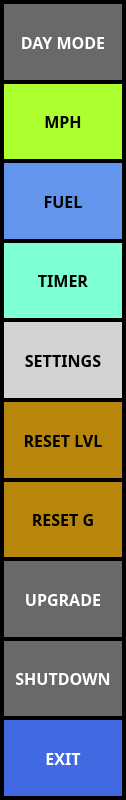
UnexplodedMinds/Stratofier, file ui/MenuDialog.ui: the form before one commit.
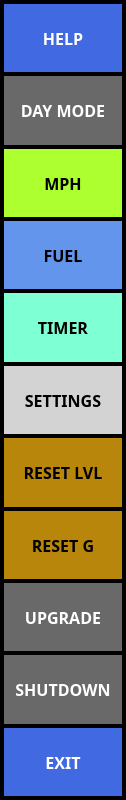
The form after the commit.

What changed in the file:
```diff
--- a/ui/MenuDialog.ui
+++ b/ui/MenuDialog.ui
@@ -124,35 +124,29 @@
    <property name="spacing">
     <number>0</number>
    </property>
-   <item row="11" column="1" colspan="2">
-    <widget class="QPushButton" name="m_pUpgradeButton">
-     <property name="sizePolicy">
-      <sizepolicy hsizetype="MinimumExpanding" vsizetype="MinimumExpanding">
-       <horstretch>0</horstretch>
-       <verstretch>0</verstretch>
-      </sizepolicy>
-     </property>
-     <property name="font">
-      <font>
-       <family>Droid Sans</family>
-       <pointsize>12</pointsize>
-       <weight>75</weight>
-       <bold>true</bold>
-      </font>
-     </property>
-     <property name="autoFillBackground">
-      <bool>false</bool>
-     </property>
-     <property name="text">
-      <string>UPGRADE</string>
-     </property>
-     <property name="autoDefault">
-      <bool>false</bool>
-     </property>
-    </widget>
-   </item>
    <item row="1" column="1" colspan="2">
-    <widget class="QPushButton" name="m_pUnitsAirspeedButton">
+    <widget class="QPushButton" name="m_pDayModeButton">
+     <property name="sizePolicy">
+      <sizepolicy hsizetype="MinimumExpanding" vsizetype="MinimumExpanding">
+       <horstretch>0</horstretch>
+       <verstretch>0</verstretch>
+      </sizepolicy>
+     </property>
+     <property name="font">
+      <font>
+       <family>Droid Sans</family>
+       <pointsize>12</pointsize>
+       <weight>75</weight>
+       <bold>true</bold>
+      </font>
+     </property>
+     <property name="text">
+      <string>DAY MODE</string>
+     </property>
+    </widget>
+   </item>
+   <item row="10" column="1">
+    <widget class="QPushButton" name="m_pResetGMeterButton">
      <property name="sizePolicy">
       <sizepolicy hsizetype="MinimumExpanding" vsizetype="MinimumExpanding">
        <horstretch>0</horstretch>
@@ -172,23 +166,26 @@
 {
 	border: none;
 	color: black;
-	background-color: greenYellow;
+	background-color: DarkGoldenrod;
 }
 QPushButton::pressed
 {
 	border: none;
 	color: black;
-	background-color: forestGreen;
+	background-color: LightGray;
 }
 </string>
      </property>
      <property name="text">
-      <string>MPH</string>
+      <string>RESET G</string>
+     </property>
+     <property name="autoDefault">
+      <bool>false</bool>
      </property>
     </widget>
    </item>
-   <item row="12" column="1" colspan="2">
-    <widget class="QPushButton" name="m_pExitButton">
+   <item row="4" column="1">
+    <widget class="QPushButton" name="m_pTimerButton">
      <property name="sizePolicy">
       <sizepolicy hsizetype="MinimumExpanding" vsizetype="MinimumExpanding">
        <horstretch>0</horstretch>
@@ -206,15 +203,69 @@
      <property name="autoFillBackground">
       <bool>false</bool>
      </property>
+     <property name="styleSheet">
+      <string notr="true">QPushButton
+{
+	border: none;
+	color: black;
+	background-color: Aquamarine;
+}
+QPushButton::pressed
+{
+	border: none;
+	color: black;
+	background-color: LightGray;
+}
+</string>
+     </property>
      <property name="text">
-      <string>SHUTDOWN</string>
+      <string>TIMER</string>
      </property>
      <property name="autoDefault">
       <bool>false</bool>
      </property>
     </widget>
    </item>
-   <item row="4" column="1" colspan="2">
+   <item row="9" column="1">
+    <widget class="QPushButton" name="m_pResetLevelButton">
+     <property name="sizePolicy">
+      <sizepolicy hsizetype="MinimumExpanding" vsizetype="MinimumExpanding">
+       <horstretch>0</horstretch>
+       <verstretch>0</verstretch>
+      </sizepolicy>
+     </property>
+     <property name="font">
+      <font>
+       <family>Droid Sans</family>
+       <pointsize>12</pointsize>
+       <weight>75</weight>
+       <bold>true</bold>
+      </font>
+     </property>
+     <property name="styleSheet">
+      <string notr="true">QPushButton
+{
+	border: none;
+	color: black;
+	background-color: DarkGoldenrod;
+}
+QPushButton::pressed
+{
+	border: none;
+	color: black;
+	background-color: LightGray;
+}
+</string>
+     </property>
+     <property name="text">
+      <string>RESET LVL</string>
+     </property>
+     <property name="autoDefault">
+      <bool>false</bool>
+     </property>
+    </widget>
+   </item>
+   <item row="5" column="1" colspan="2">
     <widget class="QPushButton" name="m_pSettingsButton">
      <property name="sizePolicy">
       <sizepolicy hsizetype="MinimumExpanding" vsizetype="MinimumExpanding">
@@ -259,148 +310,7 @@
      </property>
     </widget>
    </item>
-   <item row="0" column="1" colspan="2">
-    <widget class="QPushButton" name="m_pDayModeButton">
-     <property name="sizePolicy">
-      <sizepolicy hsizetype="MinimumExpanding" vsizetype="MinimumExpanding">
-       <horstretch>0</horstretch>
-       <verstretch>0</verstretch>
-      </sizepolicy>
-     </property>
-     <property name="font">
-      <font>
-       <family>Droid Sans</family>
-       <pointsize>12</pointsize>
-       <weight>75</weight>
-       <bold>true</bold>
-      </font>
-     </property>
-     <property name="text">
-      <string>DAY MODE</string>
-     </property>
-    </widget>
-   </item>
-   <item row="13" column="1">
-    <widget class="QPushButton" name="m_pExitStratofierButton">
-     <property name="sizePolicy">
-      <sizepolicy hsizetype="MinimumExpanding" vsizetype="MinimumExpanding">
-       <horstretch>0</horstretch>
-       <verstretch>0</verstretch>
-      </sizepolicy>
-     </property>
-     <property name="font">
-      <font>
-       <family>Droid Sans</family>
-       <pointsize>12</pointsize>
-       <weight>75</weight>
-       <bold>true</bold>
-      </font>
-     </property>
-     <property name="autoFillBackground">
-      <bool>false</bool>
-     </property>
-     <property name="styleSheet">
-      <string notr="true">QPushButton
-{
-	border: none;
-	background-color: RoyalBlue;
-	color: white;
-}
-QPushButton::pressed
-{
-	border: none;
-	background-color: CornflowerBlue;
-	color: black;
-}
-</string>
-     </property>
-     <property name="text">
-      <string>EXIT</string>
-     </property>
-     <property name="autoDefault">
-      <bool>false</bool>
-     </property>
-    </widget>
-   </item>
-   <item row="8" column="1">
-    <widget class="QPushButton" name="m_pResetLevelButton">
-     <property name="sizePolicy">
-      <sizepolicy hsizetype="MinimumExpanding" vsizetype="MinimumExpanding">
-       <horstretch>0</horstretch>
-       <verstretch>0</verstretch>
-      </sizepolicy>
-     </property>
-     <property name="font">
-      <font>
-       <family>Droid Sans</family>
-       <pointsize>12</pointsize>
-       <weight>75</weight>
-       <bold>true</bold>
-      </font>
-     </property>
-     <property name="styleSheet">
-      <string notr="true">QPushButton
-{
-	border: none;
-	color: black;
-	background-color: DarkGoldenrod;
-}
-QPushButton::pressed
-{
-	border: none;
-	color: black;
-	background-color: LightGray;
-}
-</string>
-     </property>
-     <property name="text">
-      <string>RESET LVL</string>
-     </property>
-     <property name="autoDefault">
-      <bool>false</bool>
-     </property>
-    </widget>
-   </item>
-   <item row="9" column="1">
-    <widget class="QPushButton" name="m_pResetGMeterButton">
-     <property name="sizePolicy">
-      <sizepolicy hsizetype="MinimumExpanding" vsizetype="MinimumExpanding">
-       <horstretch>0</horstretch>
-       <verstretch>0</verstretch>
-      </sizepolicy>
-     </property>
-     <property name="font">
-      <font>
-       <family>Droid Sans</family>
-       <pointsize>12</pointsize>
-       <weight>75</weight>
-       <bold>true</bold>
-      </font>
-     </property>
-     <property name="styleSheet">
-      <string notr="true">QPushButton
-{
-	border: none;
-	color: black;
-	background-color: DarkGoldenrod;
-}
-QPushButton::pressed
-{
-	border: none;
-	color: black;
-	background-color: LightGray;
-}
-</string>
-     </property>
-     <property name="text">
-      <string>RESET G</string>
-     </property>
-     <property name="autoDefault">
-      <bool>false</bool>
-     </property>
-    </widget>
-   </item>
-   <item row="2" column="1">
+   <item row="3" column="1">
     <widget class="QPushButton" name="m_pFuelButton">
      <property name="sizePolicy">
       <sizepolicy hsizetype="MinimumExpanding" vsizetype="MinimumExpanding">
@@ -442,8 +352,8 @@
      </property>
     </widget>
    </item>
-   <item row="3" column="1">
-    <widget class="QPushButton" name="m_pTimerButton">
+   <item row="2" column="1" colspan="2">
+    <widget class="QPushButton" name="m_pUnitsAirspeedButton">
      <property name="sizePolicy">
       <sizepolicy hsizetype="MinimumExpanding" vsizetype="MinimumExpanding">
        <horstretch>0</horstretch>
@@ -458,6 +368,42 @@
        <bold>true</bold>
       </font>
      </property>
+     <property name="styleSheet">
+      <string notr="true">QPushButton
+{
+	border: none;
+	color: black;
+	background-color: greenYellow;
+}
+QPushButton::pressed
+{
+	border: none;
+	color: black;
+	background-color: forestGreen;
+}
+</string>
+     </property>
+     <property name="text">
+      <string>MPH</string>
+     </property>
+    </widget>
+   </item>
+   <item row="14" column="1">
+    <widget class="QPushButton" name="m_pExitStratofierButton">
+     <property name="sizePolicy">
+      <sizepolicy hsizetype="MinimumExpanding" vsizetype="MinimumExpanding">
+       <horstretch>0</horstretch>
+       <verstretch>0</verstretch>
+      </sizepolicy>
+     </property>
+     <property name="font">
+      <font>
+       <family>Droid Sans</family>
+       <pointsize>12</pointsize>
+       <weight>75</weight>
+       <bold>true</bold>
+      </font>
+     </property>
      <property name="autoFillBackground">
       <bool>false</bool>
      </property>
@@ -465,19 +411,114 @@
       <string notr="true">QPushButton
 {
 	border: none;
+	background-color: RoyalBlue;
+	color: white;
+}
+QPushButton::pressed
+{
+	border: none;
+	background-color: CornflowerBlue;
 	color: black;
-	background-color: Aquamarine;
 }
+</string>
+     </property>
+     <property name="text">
+      <string>EXIT</string>
+     </property>
+     <property name="autoDefault">
+      <bool>false</bool>
+     </property>
+    </widget>
+   </item>
+   <item row="12" column="1" colspan="2">
+    <widget class="QPushButton" name="m_pUpgradeButton">
+     <property name="sizePolicy">
+      <sizepolicy hsizetype="MinimumExpanding" vsizetype="MinimumExpanding">
+       <horstretch>0</horstretch>
+       <verstretch>0</verstretch>
+      </sizepolicy>
+     </property>
+     <property name="font">
+      <font>
+       <family>Droid Sans</family>
+       <pointsize>12</pointsize>
+       <weight>75</weight>
+       <bold>true</bold>
+      </font>
+     </property>
+     <property name="autoFillBackground">
+      <bool>false</bool>
+     </property>
+     <property name="text">
+      <string>UPGRADE</string>
+     </property>
+     <property name="autoDefault">
+      <bool>false</bool>
+     </property>
+    </widget>
+   </item>
+   <item row="13" column="1" colspan="2">
+    <widget class="QPushButton" name="m_pExitButton">
+     <property name="sizePolicy">
+      <sizepolicy hsizetype="MinimumExpanding" vsizetype="MinimumExpanding">
+       <horstretch>0</horstretch>
+       <verstretch>0</verstretch>
+      </sizepolicy>
+     </property>
+     <property name="font">
+      <font>
+       <family>Droid Sans</family>
+       <pointsize>12</pointsize>
+       <weight>75</weight>
+       <bold>true</bold>
+      </font>
+     </property>
+     <property name="autoFillBackground">
+      <bool>false</bool>
+     </property>
+     <property name="text">
+      <string>SHUTDOWN</string>
+     </property>
+     <property name="autoDefault">
+      <bool>false</bool>
+     </property>
+    </widget>
+   </item>
+   <item row="0" column="1">
+    <widget class="QPushButton" name="m_pHelpButton">
+     <property name="sizePolicy">
+      <sizepolicy hsizetype="MinimumExpanding" vsizetype="MinimumExpanding">
+       <horstretch>0</horstretch>
+       <verstretch>0</verstretch>
+      </sizepolicy>
+     </property>
+     <property name="font">
+      <font>
+       <family>Droid Sans</family>
+       <pointsize>12</pointsize>
+       <weight>75</weight>
+       <bold>true</bold>
+      </font>
+     </property>
+     <property name="autoFillBackground">
+      <bool>false</bool>
+     </property>
+     <property name="styleSheet">
+      <string notr="true">QPushButton
+{
+	border: none;
+	background-color: RoyalBlue;
+	color: white;
+}
 QPushButton::pressed
 {
 	border: none;
 	color: black;
-	background-color: LightGray;
 }
 </string>
      </property>
      <property name="text">
-      <string>TIMER</string>
+      <string>HELP</string>
      </property>
      <property name="autoDefault">
       <bool>false</bool>
```
Left out of the diff: 1 changed line with no effect on the pictures.
